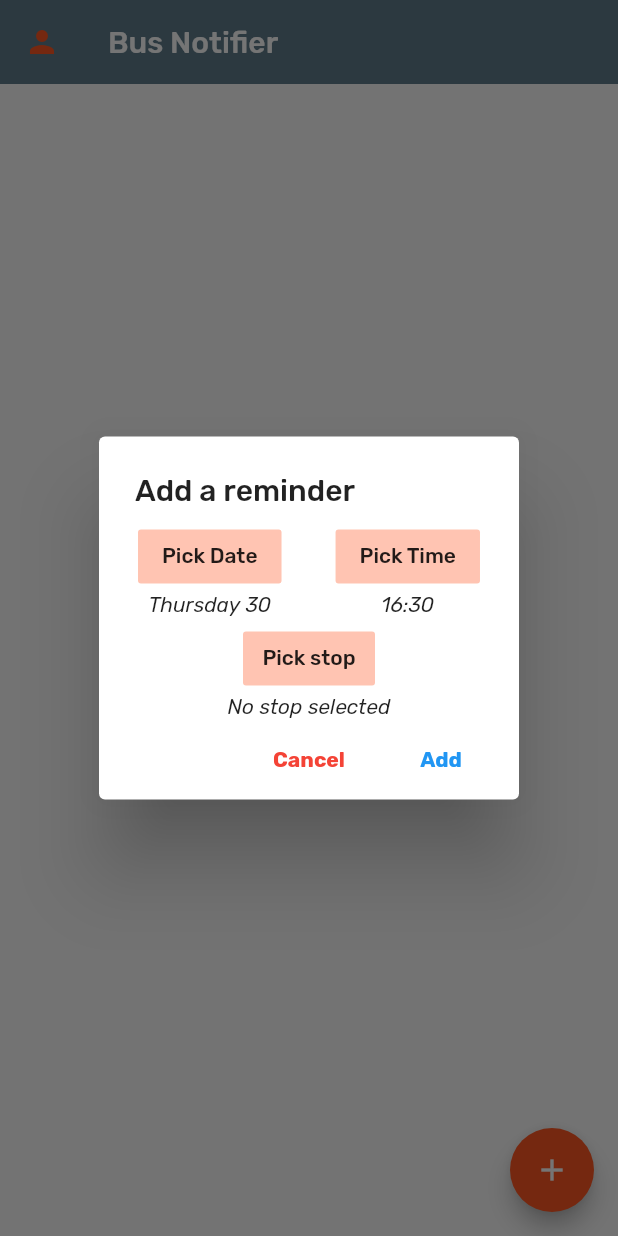
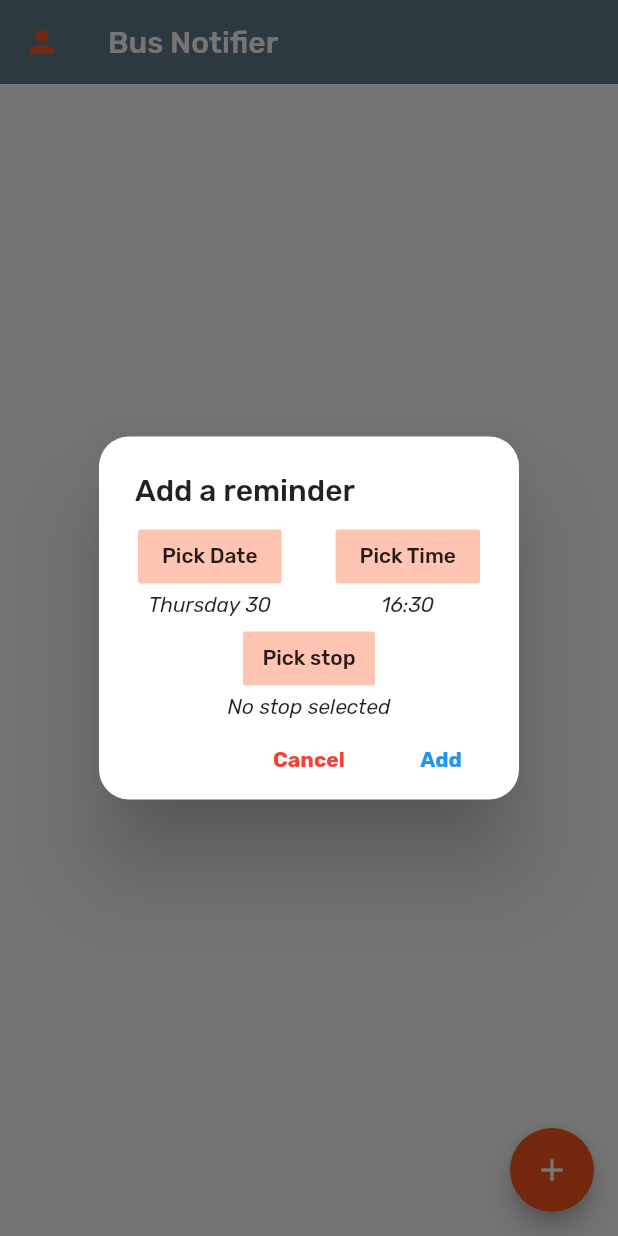
Before and after one commit to Jon1105/busnotifier, a Flutter app: the screen it shows after launch, after a tap on the "add" icon, on a phone screen of 412 x 824 dp. Run offline on Flutter 3.47's test engine with Material 2 defaults, Android fonts, the phone set to English and light mode, and no system bars; our stand-ins replace fl_chart, flutter_local_notifications.

Commit message:
implemented sorting and styling

```diff
--- a/lib/BusNotifierApp/busNotifier.dart
+++ b/lib/BusNotifierApp/busNotifier.dart
@@ -70,6 +70,15 @@ class _BusNotifierPageState extends State<BusNotifierPage> {
     print('Reminder Id ${reminder.notificationId}');
     List<Reminder> reminders = await readReminders();
     reminders.add(reminder);
+    reminders.sort((Reminder reminder1, Reminder reminder2) {
+      if (reminder1.time == reminder2.time) {
+        return 0;
+      } else if (reminder1.time.isAfter(reminder2.time)) {
+        return 1;
+      } else if (reminder1.time.isBefore(reminder2.time)) {
+        return -1;
+      }
+    });
     List<Map> mapReminders = remindersToMaps(reminders);
     final file = await _remindersFile;
     file.writeAsString(json.encode({"reminders": mapReminders}));
@@ -101,6 +110,7 @@ class _BusNotifierPageState extends State<BusNotifierPage> {
         // can tap outside to dismiss
         barrierDismissible: true,
         builder: (BuildContext context) => AlertDialog(
+              shape: RoundedRectangleBorder(borderRadius: BorderRadius.circular(20)),
               contentPadding: EdgeInsets.fromLTRB(8, 8, 8, 2),
               title: Text('Add a reminder'),
               content: StatefulBuilder(
@@ -244,6 +254,9 @@ class _BusNotifierPageState extends State<BusNotifierPage> {
   }
 
   void updateReminders() {
+    setState(() {
+      loading = true;
+    });
     readReminders().then((List<Reminder> readReminders) {
       setState(() {
         reminders = readReminders;
@@ -416,7 +429,9 @@ class _BusNotifierPageState extends State<BusNotifierPage> {
                                   decoration: BoxDecoration(
                                       borderRadius: BorderRadius.circular(20),
                                       gradient: LinearGradient(
-                                          colors: [Colors.deepOrangeAccent, Colors.orange])
+                                          colors: (reminders[index].time.isBefore(DateTime.now()))
+                                              ? [Colors.red, Colors.white24]
+                                              : [Colors.deepOrangeAccent, Colors.orange])
                                       // color: (reminders[index].time.isBefore(DateTime.now()))
                                       // ? Colors.red[200]
                                       // : Colors.white,
```
